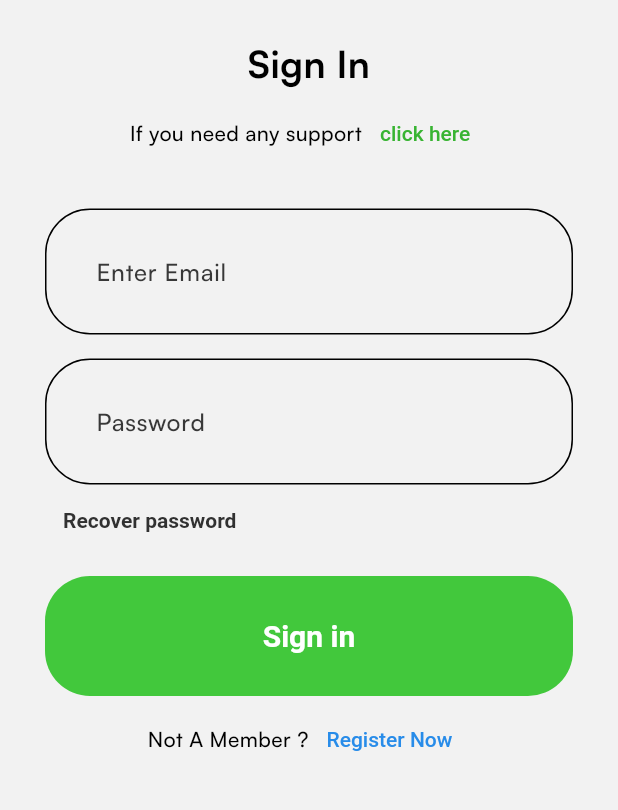
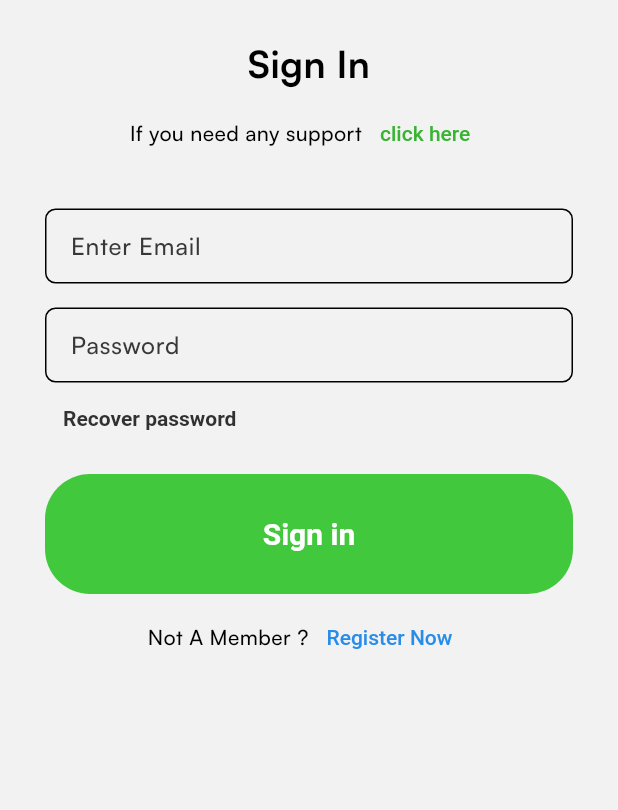
Before and after one commit to Vader-Femi/MyApplication-Default_Flutter, a Flutter app: the screen it shows after launch, on a phone screen of 412 x 824 dp, the part 66-876 px from its top. Run offline on Flutter 3.47's test engine with Material 3 defaults, Android fonts, the phone set to English and light mode, and no system bars; our stand-ins replace dartz, dio, flutter_bloc, flutter_svg, get_it, hydrated_bloc.

Commit message:
Lots of minor changes

```diff
--- a/lib/config/routes/AppRoutes.dart
+++ b/lib/config/routes/AppRoutes.dart
@@ -1,5 +1,8 @@
 import 'package:flutter/material.dart';
+import 'package:myapplication/features/home/presentation/pages/home_page.dart';
 import 'package:myapplication/features/splash/presentation/pages/splash.dart';
+import '../../features/auth/presentation/pages/signin.dart';
+import '../../features/auth/presentation/pages/signup.dart';
 
 
 class AppRoutes {
@@ -8,11 +11,17 @@ class AppRoutes {
       case '/':
         return _materialRoute(const SplashPage());
 
-      // case '/ArticleDetails':
-      //   return _materialRoute(ArticleDetailsView(article: settings.arguments as ArticleEntity));
+      case '/SignIn':
+        return _materialRoute(SignIn());
 
-      // case '/SavedArticles':
-      //   return _materialRoute(const SavedArticles());
+      case '/SignIn':
+        return _materialRoute(SignIn());
+
+      case '/SignUp':
+        return _materialRoute(SignUp());
+
+      case '/Home':
+        return _materialRoute(const HomePage());
 
       default:
         return _materialRoute(const SplashPage());
--- a/lib/config/theme/AppTheme.dart
+++ b/lib/config/theme/AppTheme.dart
@@ -17,13 +17,14 @@ class AppTheme {
         color: Color(0xff383838),
         fontWeight: FontWeight.w500,
       ),
-      contentPadding: const EdgeInsets.all(30),
+      contentPadding: const EdgeInsets.all(13),
+      focusColor: AppColours.primary,
       enabledBorder: OutlineInputBorder(
-        borderRadius: BorderRadius.circular(30),
+        borderRadius: BorderRadius.circular(7),
         borderSide: const BorderSide(color: Colors.black, width: 1),
       ),
       border: OutlineInputBorder(
-        borderRadius: BorderRadius.circular(30),
+        borderRadius: BorderRadius.circular(7),
         borderSide: const BorderSide(color: Colors.black, width: 1),
       ),
     ),
@@ -64,13 +65,14 @@ class AppTheme {
         color: Color(0xffA7A7A7),
         fontWeight: FontWeight.w500,
       ),
-      contentPadding: const EdgeInsets.all(30),
+      contentPadding: const EdgeInsets.all(13),
+      focusColor: AppColours.primary,
       enabledBorder: OutlineInputBorder(
-        borderRadius: BorderRadius.circular(30),
+        borderRadius: BorderRadius.circular(7),
         borderSide: const BorderSide(color: Colors.white, width: 1),
       ),
       border: OutlineInputBorder(
-        borderRadius: BorderRadius.circular(30),
+        borderRadius: BorderRadius.circular(7),
         borderSide: const BorderSide(color: Colors.white, width: 1),
       ),
     ),
--- a/lib/features/splash/presentation/pages/splash.dart
+++ b/lib/features/splash/presentation/pages/splash.dart
@@ -28,9 +28,6 @@ class _SplashPageState extends State<SplashPage> {
 
   Future<void> redirect() async {
     await Future.delayed(const Duration(seconds: 2));
-    Navigator.pushReplacement(
-        context,
-        MaterialPageRoute(
-            builder: (BuildContext context) => SignIn()));
+    Navigator.pushNamed(context, '/SignIn');
   }
 }
```
Also changed, not shown: lib/features/auth/presentation/pages/signin.dart (+2 -12 lines), lib/features/auth/presentation/pages/signup.dart (+2 -12 lines), pubspec.yaml (+30 -3 lines), pubspec.lock, 1 other file.
